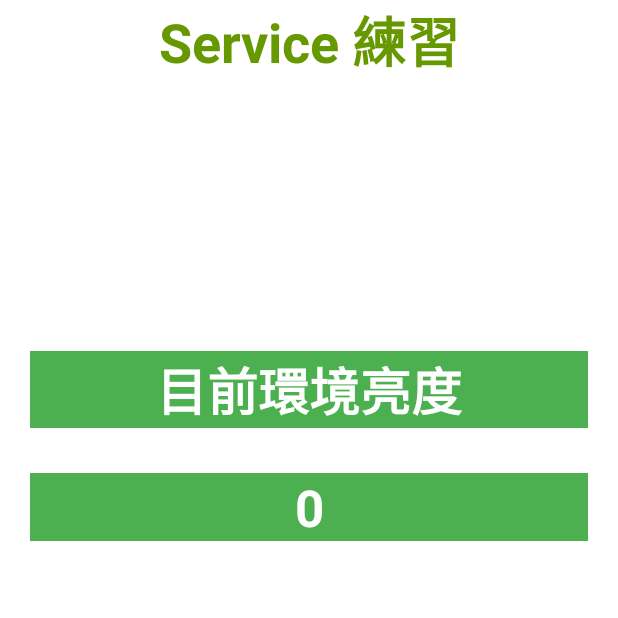
After one commit to Jane0731/ControlScreenLightApp, an Android app: the ServiceActivity screen opened directly, with no data from a screen before it, on a phone screen of 412 x 824 dp, the top half of it. The commit adds this screen. Run offline under Robolectric (Android 15) with nearby library versions, the phone set to English and light mode, and no system bars.

Commit message:
Add Service

```diff
--- a/app/build.gradle
+++ b/app/build.gradle
@@ -37,6 +37,8 @@ dependencies {
     implementation 'androidx.appcompat:appcompat:1.5.0'
     implementation 'com.google.android.material:material:1.6.1'
     implementation 'androidx.constraintlayout:constraintlayout:2.1.4'
+    implementation 'androidx.navigation:navigation-fragment-ktx:2.5.1'
+    implementation 'androidx.navigation:navigation-ui-ktx:2.5.1'
     testImplementation 'junit:junit:4.13.2'
     androidTestImplementation 'androidx.test.ext:junit:1.1.3'
     androidTestImplementation 'androidx.test.espresso:espresso-core:3.4.0'
--- /dev/null
+++ b/app/src/main/java/com/example/a0303_application/ServiceActivity.kt
@@ -0,0 +1,40 @@
+package com.example.a0303_application
+
+import android.content.Context
+import android.content.Intent
+import android.hardware.Sensor
+import android.hardware.SensorEvent
+import android.hardware.SensorEventListener
+import android.hardware.SensorManager
+import android.os.Bundle
+import android.widget.TextView
+import androidx.appcompat.app.AppCompatActivity
+
+import com.example.a0303_application.databinding.ActivityServiceBinding
+
+class ServiceActivity : AppCompatActivity(), SensorEventListener {
+
+    private lateinit var binding: ActivityServiceBinding
+    private lateinit var sensorManager: SensorManager
+    private lateinit var lightText: TextView
+    private var light: Sensor?=null
+    override fun onCreate(savedInstanceState: Bundle?) {
+        super.onCreate(savedInstanceState)
+        binding = ActivityServiceBinding.inflate(layoutInflater)
+        setContentView(binding.root)
+        lightText=binding.lightValue
+        sensorManager=getSystemService(Context.SENSOR_SERVICE) as SensorManager
+        light=sensorManager.getDefaultSensor(Sensor.TYPE_LIGHT)
+        sensorManager.registerListener(this,light,SensorManager.SENSOR_DELAY_GAME)
+    }
+
+    override fun onSensorChanged(p0: SensorEvent) {
+        val lightValue= p0.values[0]
+        lightText.text=lightValue.toString()
+        if (lightValue<=100) startService(Intent(this@ServiceActivity,MyService::class.java))
+        else stopService(Intent(this@ServiceActivity,MyService::class.java))
+    }
+
+    override fun onAccuracyChanged(p0: Sensor?, p1: Int) {
+    }
+}
--- /dev/null
+++ b/app/src/main/res/layout/activity_service.xml
@@ -0,0 +1,66 @@
+<?xml version="1.0" encoding="utf-8"?>
+<androidx.coordinatorlayout.widget.CoordinatorLayout xmlns:android="http://schemas.android.com/apk/res/android"
+    xmlns:app="http://schemas.android.com/apk/res-auto"
+    xmlns:tools="http://schemas.android.com/tools"
+    android:layout_width="match_parent"
+    android:layout_height="match_parent"
+    tools:context=".ServiceActivity">
+
+    <LinearLayout
+        android:id="@+id/linearLayout"
+        android:layout_width="match_parent"
+        android:layout_height="wrap_content"
+        android:layout_centerVertical="true"
+        android:orientation="vertical"
+        app:layout_constraintBottom_toBottomOf="parent"
+        app:layout_constraintEnd_toEndOf="parent"
+        app:layout_constraintStart_toStartOf="parent"
+        app:layout_constraintTop_toTopOf="parent"
+        app:layout_constraintVertical_bias="1.0"
+        tools:ignore="MissingConstraints">
+
+        <TextView
+            android:id="@+id/textView1"
+            android:layout_width="match_parent"
+            android:layout_height="wrap_content"
+            android:layout_marginBottom="170dp"
+            android:text="Service 練習"
+            android:textAlignment="center"
+            android:textAppearance="@style/TextAppearance.AppCompat.Large"
+            android:textColor="@android:color/holo_green_dark"
+            android:textSize="36sp"
+            android:textStyle="bold" />
+
+        <TextView
+            android:id="@+id/textView2"
+            android:layout_width="match_parent"
+            android:layout_height="match_parent"
+            android:layout_marginStart="20dp"
+            android:layout_marginTop="10dp"
+            android:layout_marginEnd="20dp"
+            android:layout_marginBottom="20dp"
+            android:background="#4CAF50"
+            android:text="目前環境亮度"
+            android:textAlignment="center"
+            android:textAppearance="@style/TextAppearance.AppCompat.Display1"
+            android:textColor="#FFFFFF"
+            android:textStyle="bold" />
+
+        <TextView
+            android:id="@+id/lightValue"
+            android:layout_width="match_parent"
+            android:layout_height="match_parent"
+            android:layout_marginStart="20dp"
+            android:layout_marginTop="10dp"
+            android:layout_marginEnd="20dp"
+            android:layout_marginBottom="20dp"
+            android:background="#4CAF50"
+            android:text="0"
+            android:textAlignment="center"
+            android:textAppearance="@style/TextAppearance.AppCompat.Display1"
+            android:textColor="#FFFFFF"
+            android:textStyle="bold" />
+
+    </LinearLayout>
+
+</androidx.coordinatorlayout.widget.CoordinatorLayout>
--- /dev/null
+++ b/app/src/main/res/values-land/dimens.xml
@@ -0,0 +1,3 @@
+<resources>
+    <dimen name="fab_margin">48dp</dimen>
+</resources>
--- /dev/null
+++ b/app/src/main/res/values-w1240dp/dimens.xml
@@ -0,0 +1,3 @@
+<resources>
+    <dimen name="fab_margin">200dp</dimen>
+</resources>
--- /dev/null
+++ b/app/src/main/res/values-w600dp/dimens.xml
@@ -0,0 +1,3 @@
+<resources>
+    <dimen name="fab_margin">48dp</dimen>
+</resources>
--- /dev/null
+++ b/app/src/main/res/values/dimens.xml
@@ -0,0 +1,3 @@
+<resources>
+    <dimen name="fab_margin">16dp</dimen>
+</resources>
--- a/app/src/main/res/values/themes.xml
+++ b/app/src/main/res/values/themes.xml
@@ -13,4 +13,13 @@
         <item name="android:statusBarColor" tools:targetApi="l">?attr/colorPrimaryVariant</item>
         <!-- Customize your theme here. -->
     </style>
+
+    <style name="Theme.0303_Application.NoActionBar">
+        <item name="windowActionBar">false</item>
+        <item name="windowNoTitle">true</item>
+    </style>
+
+    <style name="Theme.0303_Application.AppBarOverlay" parent="ThemeOverlay.AppCompat.Dark.ActionBar" />
+
+    <style name="Theme.0303_Application.PopupOverlay" parent="ThemeOverlay.AppCompat.Light" />
 </resources>
```
Also changed, not shown: app/src/main/AndroidManifest.xml (+11 -1 lines), app/src/main/java/com/example/a0303_application/MenuActivity.kt (+7 -1 lines), app/src/main/java/com/example/a0303_application/MyService.kt (added, +41 -0 lines), app/src/main/res/navigation/nav_graph.xml (added, +28 -0 lines), app/src/main/res/values/strings.xml (+9 -0 lines).
